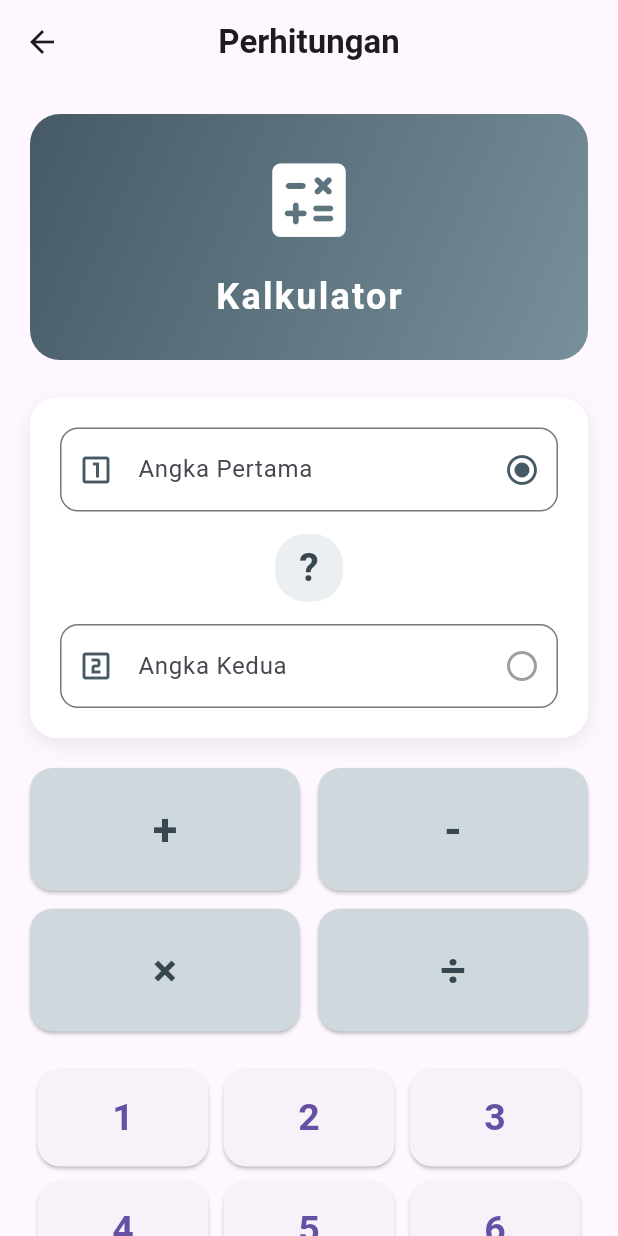
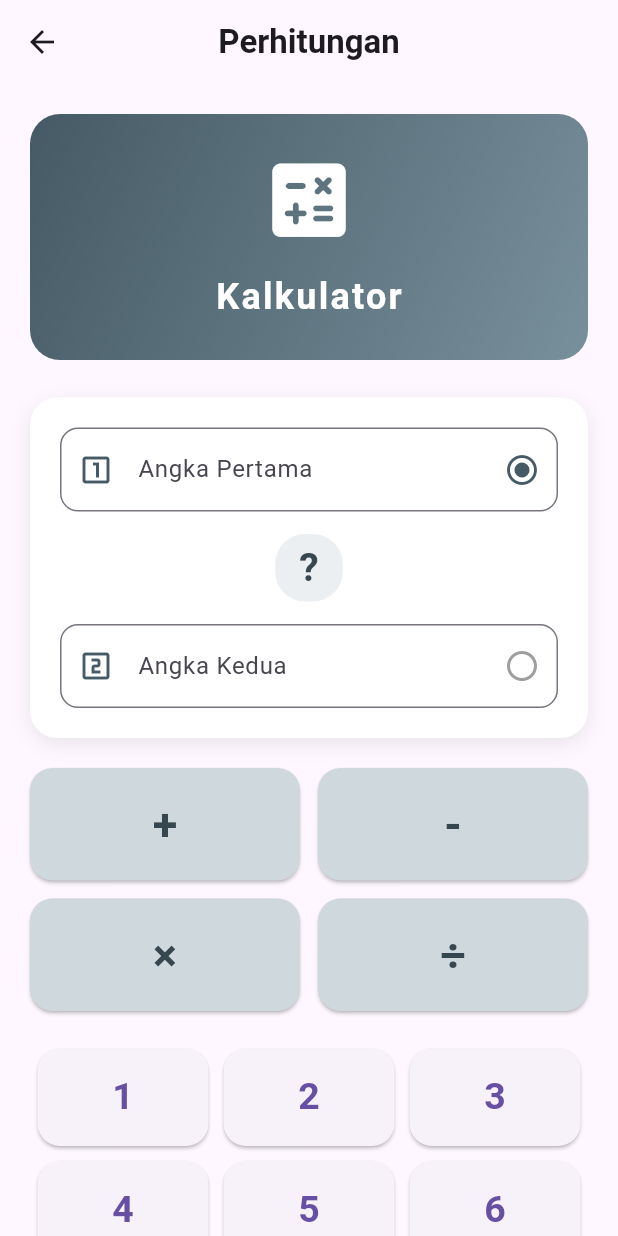
Before and after one commit to ikram816/MattApp, a Flutter app: the PerhitunganPage screen opened directly, on a phone screen of 412 x 824 dp. Run offline on Flutter 3.47's test engine with Material 3 defaults, Android fonts, the phone set to English and light mode, and no system bars.

Commit message:
update tombol perhitungan

```diff
--- a/lib/pages/perhitungan.dart
+++ b/lib/pages/perhitungan.dart
@@ -363,13 +363,15 @@ class _PerhitunganPageState extends State<PerhitunganPage> {
             const SizedBox(height: 20),
 
             // TOMBOL OPERASI (Grid 2x2)
-            GridView.count(
+            GridView(
               shrinkWrap: true,
               physics: const NeverScrollableScrollPhysics(),
+              gridDelegate: const SliverGridDelegateWithFixedCrossAxisCount(
               crossAxisCount: 2,
               mainAxisSpacing: 12,
               crossAxisSpacing: 12,
-              childAspectRatio: 2.2,
+              mainAxisExtent: 75,
+              ),
               children: [
                 _buildOperationButton('+'),
                 _buildOperationButton('-'),
```
